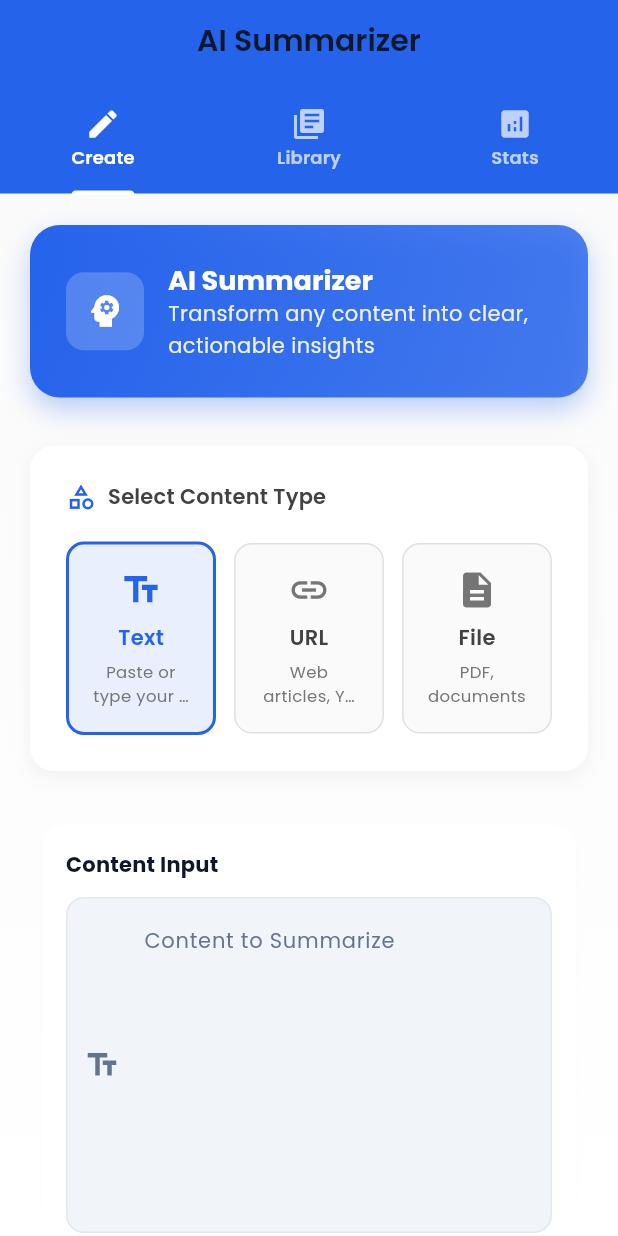
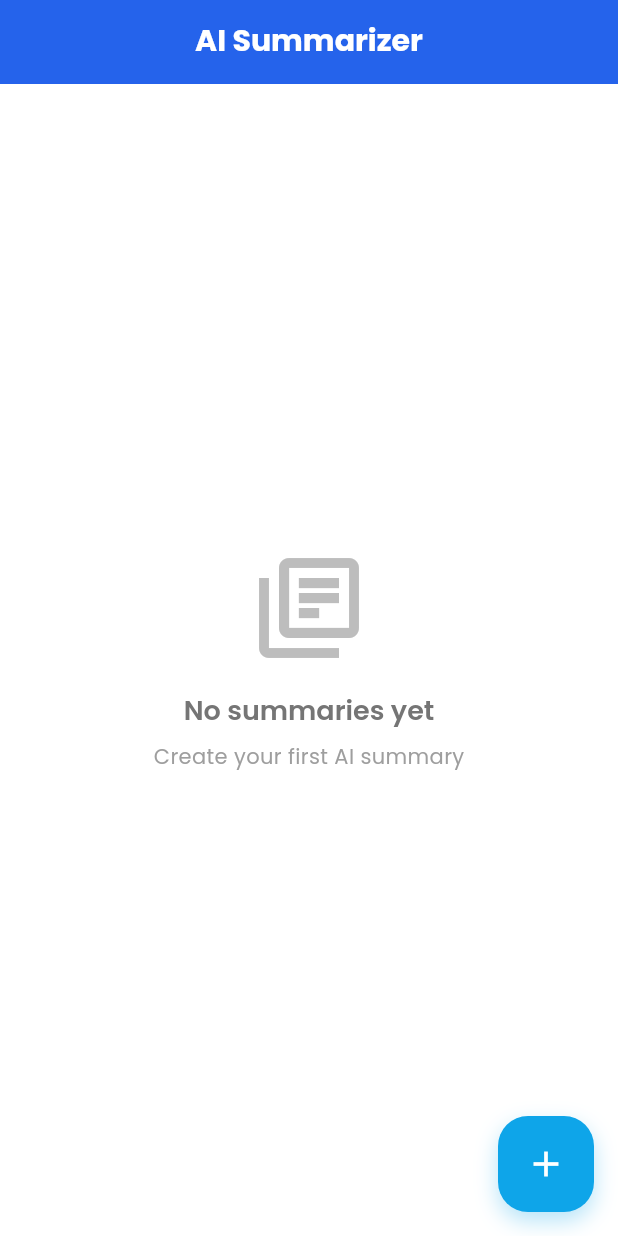
Before and after one commit to lyw505/upwise, a Flutter app: the SummarizerScreen screen opened by its route, on a phone screen of 412 x 824 dp. Run offline on Flutter 3.47's test engine with Material 3 defaults, Android fonts, the phone set to English and light mode, and no system bars; our stand-ins replace equatable, flutter_dotenv, go_router, google_fonts, loading_animation_widget, shared_preferences and 1 more; accounts and stored records are empty.

Commit message:
learning_path _screen, Summarizer_screen

```diff
--- a/lib/screens/summarizer_screen.dart
+++ b/lib/screens/summarizer_screen.dart
@@ -15,9 +15,7 @@ class SummarizerScreen extends StatefulWidget {
   State<SummarizerScreen> createState() => _SummarizerScreenState();
 }
 
-class _SummarizerScreenState extends State<SummarizerScreen>
-    with TickerProviderStateMixin {
-  late TabController _tabController;
+class _SummarizerScreenState extends State<SummarizerScreen> {
   final _contentController = TextEditingController();
   final _urlController = TextEditingController();
   final _titleController = TextEditingController();
@@ -30,17 +28,16 @@ class _SummarizerScreenState extends State<SummarizerScreen>
   List<String> _selectedTags = [];
   String? _selectedLearningPathId;
   bool _isLoading = false;
+  bool _showCreateForm = false;
 
   @override
   void initState() {
     super.initState();
-    _tabController = TabController(length: 3, vsync: this);
     _loadData();
   }
 
   @override
   void dispose() {
-    _tabController.dispose();
     _contentController.dispose();
     _urlController.dispose();
     _titleController.dispose();
@@ -69,63 +66,38 @@ class _SummarizerScreenState extends State<SummarizerScreen>
   Widget build(BuildContext context) {
     return Scaffold(
       appBar: AppBar(
-        title: const Text('AI Summarizer'),
+        title: const Text(
+          'AI Summarizer',
+          style: TextStyle(
+            color: Colors.white,
+            fontWeight: FontWeight.bold,
+          ),
+        ),
         backgroundColor: AppColors.primary,
         foregroundColor: Colors.white,
-        bottom: TabBar(
-          controller: _tabController,
-          tabs: const [
-            Tab(text: 'Create', icon: Icon(Icons.create)),
-            Tab(text: 'Library', icon: Icon(Icons.library_books)),
-            Tab(text: 'Stats', icon: Icon(Icons.analytics)),
-          ],
-          indicatorColor: Colors.white,
-          labelColor: Colors.white,
-          unselectedLabelColor: Colors.white70,
-        ),
-      ),
-      body: TabBarView(
-        controller: _tabController,
-        children: [
-          _buildCreateTab(),
-          _buildLibraryTab(),
-          _buildStatsTab(),
-        ],
-      ),
+      ),
+      body: _showCreateForm ? _buildCreateTab() : _buildLibraryTab(),
+      floatingActionButton: _showCreateForm ? null : _buildFloatingActionButton(),
     );
   }
 
   Widget _buildCreateTab() {
-    return Container(
-      decoration: BoxDecoration(
-        gradient: LinearGradient(
-          begin: Alignment.topCenter,
-          end: Alignment.bottomCenter,
-          colors: [
-            Colors.grey[50]!,
-            Colors.white,
-          ],
-        ),
-      ),
-      child: SingleChildScrollView(
+    return SingleChildScrollView(
       padding: const EdgeInsets.all(20),
       child: Form(
         key: _formKey,
         child: Column(
           crossAxisAlignment: CrossAxisAlignment.start,
           children: [
-              _buildWelcomeHeader(),
-              const SizedBox(height: 32),
             _buildModernContentTypeSelector(),
             const SizedBox(height: 28),
-              _buildContentInput(),
+            _buildModernContentInput(),
             const SizedBox(height: 28),
             _buildModernSummaryOptions(),
             const SizedBox(height: 40),
             _buildGenerateButton(),
             const SizedBox(height: 20),
           ],
-          ),
         ),
       ),
     );
@@ -857,8 +829,46 @@ class _SummarizerScreenState extends State<SummarizerScreen>
     );
   }
 
+  Widget _buildFloatingActionButton() {
+    return Container(
+      width: 64,
+      height: 64,
+      decoration: BoxDecoration(
+        color: const Color(0xFF0EA5E9),
+        borderRadius: BorderRadius.circular(20),
+        boxShadow: [
+          BoxShadow(
+            color: const Color(0xFF0EA5E9).withOpacity(0.3),
+            blurRadius: 12,
+            offset: const Offset(0, 6),
+          ),
+        ],
+      ),
+      child: Material(
+        color: Colors.transparent,
+        child: InkWell(
+          onTap: () {
+            setState(() {
+              _showCreateForm = true;
+            });
+          },
+          borderRadius: BorderRadius.circular(20),
+          child: const Center(
+            child: Icon(
+              Icons.add,
+              color: Colors.white,
+              size: 28,
+            ),
+          ),
+        ),
+      ),
+    );
+  }
+
   Widget _buildLibraryTab() {
-    return Consumer<SummarizerProvider>(
+    return Stack(
+      children: [
+        Consumer<SummarizerProvider>(
           builder: (context, summarizerProvider, child) {
             if (summarizerProvider.isLoading) {
               return Center(
@@ -910,6 +920,63 @@ class _SummarizerScreenState extends State<SummarizerScreen>
               },
             );
           },
+        ),
+        if (_showCreateForm)
+          Container(
+            color: Colors.black54,
+            child: Center(
+              child: Container(
+                margin: const EdgeInsets.all(20),
+                decoration: BoxDecoration(
+                  color: Colors.white,
+                  borderRadius: BorderRadius.circular(16),
+                ),
+                child: Column(
+                  mainAxisSize: MainAxisSize.min,
+                  children: [
+                    Container(
+                      padding: const EdgeInsets.all(16),
+                      decoration: BoxDecoration(
+                        color: AppColors.primary,
+                        borderRadius: const BorderRadius.only(
+                          topLeft: Radius.circular(16),
+                          topRight: Radius.circular(16),
+                        ),
+                      ),
+                      child: Row(
+                        children: [
+                          const Text(
+                            'Create AI Summary',
+                            style: TextStyle(
+                              color: Colors.white,
+                              fontSize: 18,
+                              fontWeight: FontWeight.bold,
+                            ),
+                          ),
+                          const Spacer(),
+                          IconButton(
+                            onPressed: () {
+                              setState(() {
+                                _showCreateForm = false;
+                              });
+                            },
+                            icon: const Icon(
+                              Icons.close,
+                              color: Colors.white,
+                            ),
+                          ),
+                        ],
+                      ),
+                    ),
+                    Expanded(
+                      child: _buildCreateTab(),
+                    ),
+                  ],
+                ),
+              ),
+            ),
+          ),
+      ],
     );
   }
 
```
Also changed, not shown: lib/screens/learning_paths_screen.dart (+61 -38 lines). Lines whose indentation alone changed are shown as unchanged.
